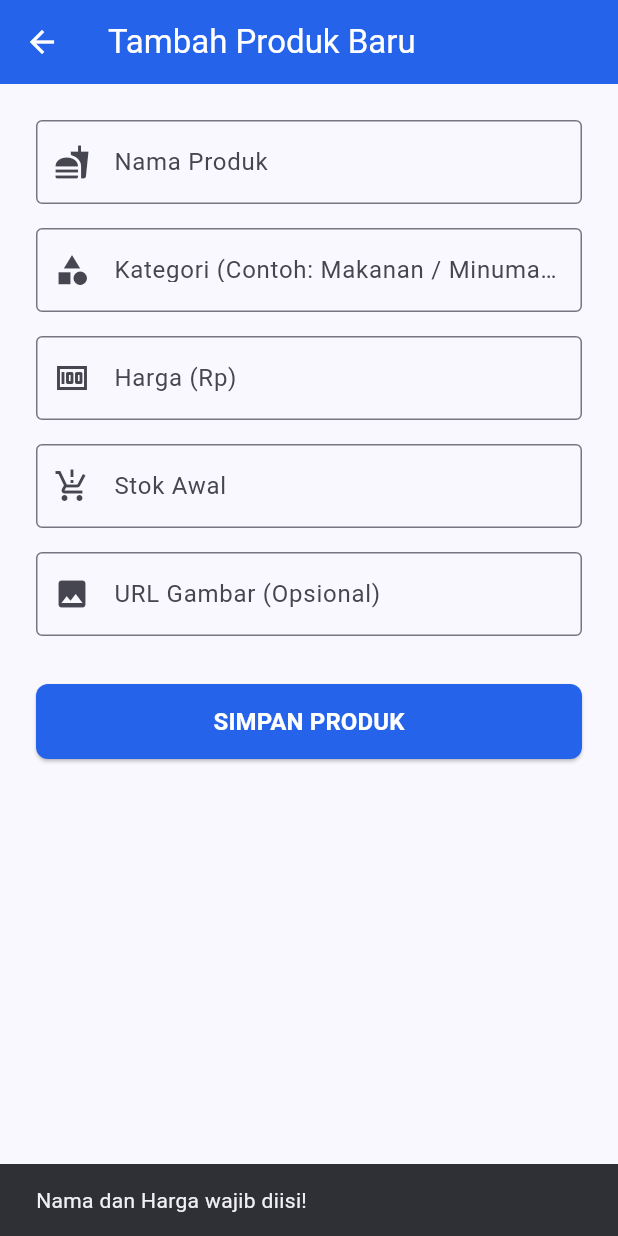
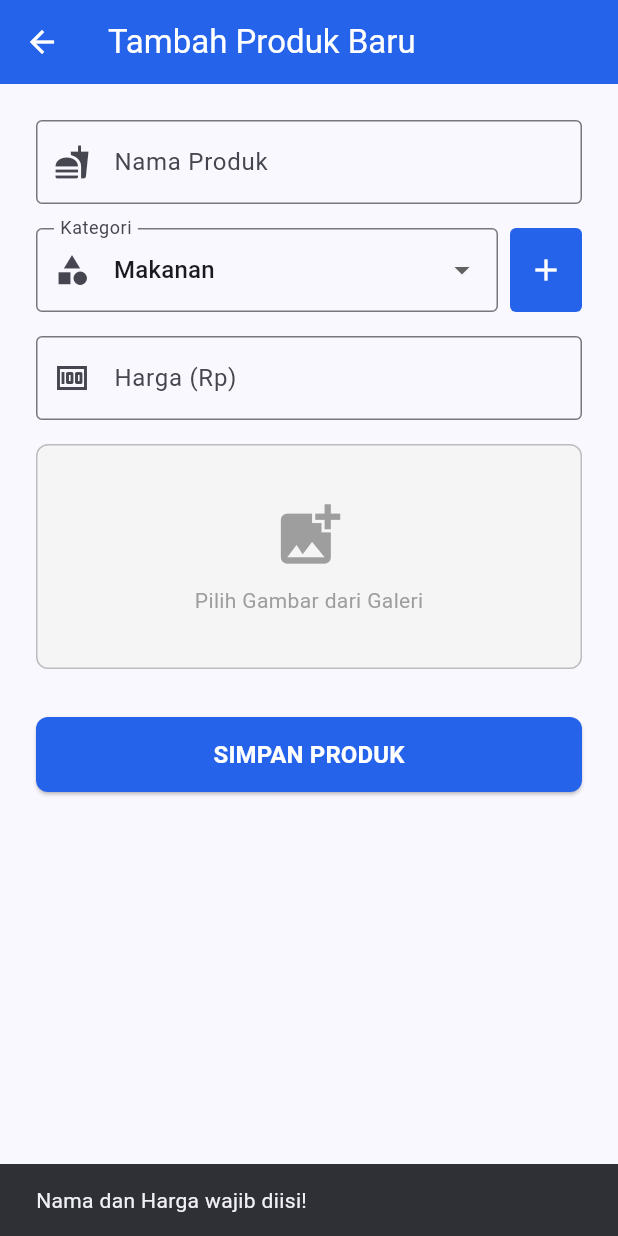
Before and after one commit to ajat888/natuna-pos, a Flutter app: the AddProductPage screen opened directly, after a tap on "SIMPAN PRODUK", on a phone screen of 412 x 824 dp. Run offline on Flutter 3.47's test engine with Material 3 defaults, Android fonts, the phone set to English and light mode, and no system bars; our stand-ins replace image_picker, supabase_flutter; accounts and stored records are empty.

Commit message:
chore: tambah package image_picker

```diff
--- a/lib/pages/add_product_page.dart
+++ b/lib/pages/add_product_page.dart
@@ -1,4 +1,7 @@
+import 'dart:typed_data';
 import 'package:flutter/material.dart';
+import 'package:flutter/services.dart';
+import 'package:image_picker/image_picker.dart';
 import '../supabase_config.dart';
 
 class AddProductPage extends StatefulWidget {
@@ -11,9 +14,14 @@ class AddProductPage extends StatefulWidget {
 class _AddProductPageState extends State<AddProductPage> {
   final _nameController = TextEditingController();
   final _priceController = TextEditingController();
-  final _stockController = TextEditingController();
-  final _categoryController = TextEditingController();
-  final _imageUrlController = TextEditingController();
+
+  // List Kategori Default
+  List<String> _categories = ['Makanan', 'Minuman', 'Paket', 'Lainnya'];
+  String? _selectedCategory = 'Makanan';
+
+  // Variabel untuk Gambar
+  Uint8List? _selectedImageBytes;
+  final ImagePicker _picker = ImagePicker();
 
   bool _isLoading = false;
 
@@ -21,10 +29,91 @@ class _AddProductPageState extends State<AddProductPage> {
   void dispose() {
     _nameController.dispose();
     _priceController.dispose();
-    _stockController.dispose();
-    _categoryController.dispose();
-    _imageUrlController.dispose();
     super.dispose();
+  }
+
+  // --- FUNGSI FORMAT HARGA (35.000) ---
+  String _formatRupiah(int value) {
+    return value.toString().replaceAllMapped(
+        RegExp(r'(\d{1,3})(?=(\d{3})+(?!\d))'), (Match m) => '${m[1]}.');
+  }
+
+  void _onPriceChanged(String value) {
+    // Hapus semua titik untuk mendapatkan angka murni
+    String cleanText = value.replaceAll('.', '');
+    if (cleanText.isEmpty) return;
+
+    int? parsed = int.tryParse(cleanText);
+    if (parsed != null) {
+      // Format ulang dengan titik
+      String formatted = _formatRupiah(parsed);
+
+      // Update controller text tanpa memindahkan kursor ke awal
+      _priceController.value = TextEditingValue(
+        text: formatted,
+        selection: TextSelection.collapsed(offset: formatted.length),
+      );
+    }
+  }
+
+  // --- FUNGSI PILIH GAMBAR ---
+  Future<void> _pickImage() async {
+    try {
+      final XFile? image = await _picker.pickImage(
+        source: ImageSource.gallery,
+        imageQuality: 80, // Kompres agar upload cepat
+      );
+      if (image != null) {
+        final bytes = await image.readAsBytes();
+        setState(() {
+          _selectedImageBytes = bytes;
+        });
+      }
+    } catch (e) {
+      if (mounted) {
+        ScaffoldMessenger.of(context).showSnackBar(
+          SnackBar(content: Text('Gagal memilih gambar: $e')),
+        );
+      }
+    }
+  }
+
+  // --- FUNGSI TAMBAH KATEGORI BARU ---
+  void _addNewCategory() {
+    final controller = TextEditingController();
+    showDialog(
+      context: context,
+      builder: (context) => AlertDialog(
+        title: const Text('Tambah Kategori Baru'),
+        content: TextField(
+          controller: controller,
+          decoration: const InputDecoration(
+            labelText: 'Nama Kategori',
+            border: OutlineInputBorder(),
+          ),
+          textCapitalization: TextCapitalization.words,
+        ),
+        actions: [
+          TextButton(
+            onPressed: () => Navigator.pop(context),
+            child: const Text('Batal'),
+          ),
+          ElevatedButton(
+            onPressed: () {
+              final newCat = controller.text.trim();
+              if (newCat.isNotEmpty && !_categories.contains(newCat)) {
+                setState(() {
+                  _categories.add(newCat);
+                  _selectedCategory = newCat;
+                });
+                Navigator.pop(context);
+              }
+            },
+            child: const Text('Tambah'),
+          ),
+        ],
+      ),
+    );
   }
 
   Future<void> _saveProduct() async {
@@ -38,20 +127,34 @@ class _AddProductPageState extends State<AddProductPage> {
     setState(() => _isLoading = true);
 
     try {
+      String? imageUrl;
+
+      // 1. Upload Gambar jika ada
+      if (_selectedImageBytes != null) {
+        final fileName = '${DateTime.now().millisecondsSinceEpoch}.jpg';
+        await supabase.storage.from('product-images').uploadBinary(fileName, _selectedImageBytes!);
+
+        // 2. Ambil URL Publiknya
+        imageUrl = supabase.storage.from('product-images').getPublicUrl(fileName);
+      }
+
+      // 3. Bersihkan harga dari titik untuk disimpan ke DB
+      String cleanPrice = _priceController.text.replaceAll('.', '');
+
+      // 4. Simpan ke Database
       await supabase.from('products').insert({
         'name': _nameController.text.trim(),
-        'price': int.parse(_priceController.text.trim()),
-        'stock': int.parse(_stockController.text.trim().isEmpty ? '0' : _stockController.text.trim()),
-        // Jika kosong, kirim null ke database agar tidak error
-        'category': _categoryController.text.trim().isEmpty ? null : _categoryController.text.trim(),
-        'image_url': _imageUrlController.text.trim().isEmpty ? null : _imageUrlController.text.trim(),
+        'price': int.parse(cleanPrice),
+        'stock': 0, // Stok dihardcode 0 karena dihilangkan dari form
+        'category': _selectedCategory,
+        'image_url': imageUrl,
       });
 
       if (mounted) {
         ScaffoldMessenger.of(context).showSnackBar(
           const SnackBar(content: Text('Produk berhasil ditambahkan!'), backgroundColor: Colors.green),
         );
-        Navigator.pop(context); // Kembali ke Dashboard
+        Navigator.pop(context);
       }
     } catch (e) {
       if (mounted) {
@@ -76,6 +179,7 @@ class _AddProductPageState extends State<AddProductPage> {
         padding: const EdgeInsets.all(24.0),
         child: Column(
           children: [
+            // Nama Produk
             TextField(
               controller: _nameController,
               decoration: const InputDecoration(
@@ -85,18 +189,52 @@ class _AddProductPageState extends State<AddProductPage> {
               ),
             ),
             const SizedBox(height: 16),
-            TextField(
-              controller: _categoryController,
+
+            // Kategori & Tombol +
+            Row(
+              crossAxisAlignment: CrossAxisAlignment.start,
+              children: [
+                Expanded(
+                  child: DropdownButtonFormField<String>(
+                    value: _selectedCategory,
                     decoration: const InputDecoration(
-                labelText: 'Kategori (Contoh: Makanan / Minuman)',
+                      labelText: 'Kategori',
                       border: OutlineInputBorder(),
                       prefixIcon: Icon(Icons.category),
                     ),
+                    items: _categories.map((cat) {
+                      return DropdownMenuItem(
+                        value: cat,
+                        child: Text(cat),
+                      );
+                    }).toList(),
+                    onChanged: (val) {
+                      setState(() => _selectedCategory = val);
+                    },
+                  ),
+                ),
+                const SizedBox(width: 8),
+                Container(
+                  height: 56, // Samakan tinggi dengan TextField
+                  decoration: BoxDecoration(
+                    color: const Color(0xFF2563EB),
+                    borderRadius: BorderRadius.circular(4),
+                  ),
+                  child: IconButton(
+                    icon: const Icon(Icons.add, color: Colors.white),
+                    tooltip: 'Tambah Kategori',
+                    onPressed: _addNewCategory,
+                  ),
+                ),
+              ],
             ),
             const SizedBox(height: 16),
+
+            // Harga (Auto Format)
             TextField(
               controller: _priceController,
               keyboardType: TextInputType.number,
+              onChanged: _onPriceChanged,
               decoration: const InputDecoration(
                 labelText: 'Harga (Rp)',
                 border: OutlineInputBorder(),
@@ -104,52 +242,40 @@ class _AddProductPageState extends State<AddProductPage> {
               ),
             ),
             const SizedBox(height: 16),
-            TextField(
-              controller: _stockController,
-              keyboardType: TextInputType.number,
-              decoration: const InputDecoration(
-                labelText: 'Stok Awal',
-                border: OutlineInputBorder(),
-                prefixIcon: Icon(Icons.production_quantity_limits),
-              ),
-            ),
-            const SizedBox(height: 16),
-            TextField(
-              controller: _imageUrlController,
-              decoration: const InputDecoration(
-                labelText: 'URL Gambar (Opsional)',
-                border: OutlineInputBorder(),
-                prefixIcon: Icon(Icons.image),
-              ),
-              // Memicu rebuild UI saat URL diketik untuk Live Preview
-              onChanged: (value) => setState(() {}),
-            ),
 
-            // --- LIVE PREVIEW GAMBAR ---
-            if (_imageUrlController.text.isNotEmpty)
-              Container(
-                margin: const EdgeInsets.only(top: 16),
+            // Upload Gambar
+            InkWell(
+              onTap: _pickImage,
+              child: Container(
                 height: 150,
                 width: double.infinity,
                 decoration: BoxDecoration(
-                  border: Border.all(color: Colors.grey.shade300),
+                  color: Colors.grey[100],
+                  border: Border.all(color: Colors.grey.shade400),
                   borderRadius: BorderRadius.circular(8),
                 ),
-                child: ClipRRect(
+                child: _selectedImageBytes != null
+                    ? ClipRRect(
                         borderRadius: BorderRadius.circular(8),
-                  child: Image.network(
-                    _imageUrlController.text,
+                        child: Image.memory(
+                          _selectedImageBytes!,
                           fit: BoxFit.cover,
-                    errorBuilder: (context, error, stackTrace) {
-                      return const Center(
-                        child: Text('URL Gambar tidak valid / Gagal memuat', style: TextStyle(color: Colors.red)),
-                      );
-                    },
+                        ),
+                      )
+                    : Column(
+                        mainAxisAlignment: MainAxisAlignment.center,
+                        children: const [
+                          Icon(Icons.add_photo_alternate, size: 50, color: Colors.grey),
+                          SizedBox(height: 8),
+                          Text('Pilih Gambar dari Galeri', style: TextStyle(color: Colors.grey)),
+                        ],
                       ),
               ),
             ),
 
             const SizedBox(height: 32),
+
+            // Tombol Simpan
             SizedBox(
               width: double.infinity,
               height: 50,
--- a/pubspec.yaml
+++ b/pubspec.yaml
@@ -10,7 +10,8 @@ dependencies:
   flutter:
     sdk: flutter
   cupertino_icons: ^1.0.8
-  supabase_flutter: ^2.8.0 # <-- Package Supabase ditambahkan di sini
+  supabase_flutter: ^2.8.0
+  image_picker: ^1.1.2  # <--- Tambahkan baris ini
 
 dev_dependencies:
   flutter_test:
```
Lines whose indentation alone changed are shown as unchanged.
